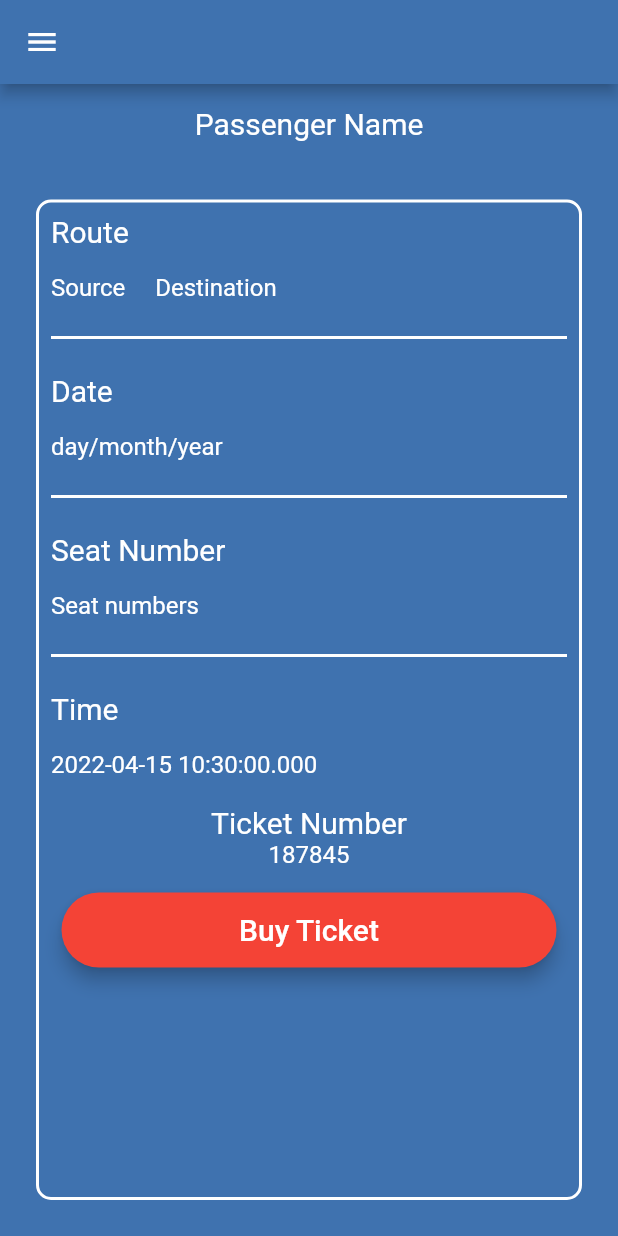
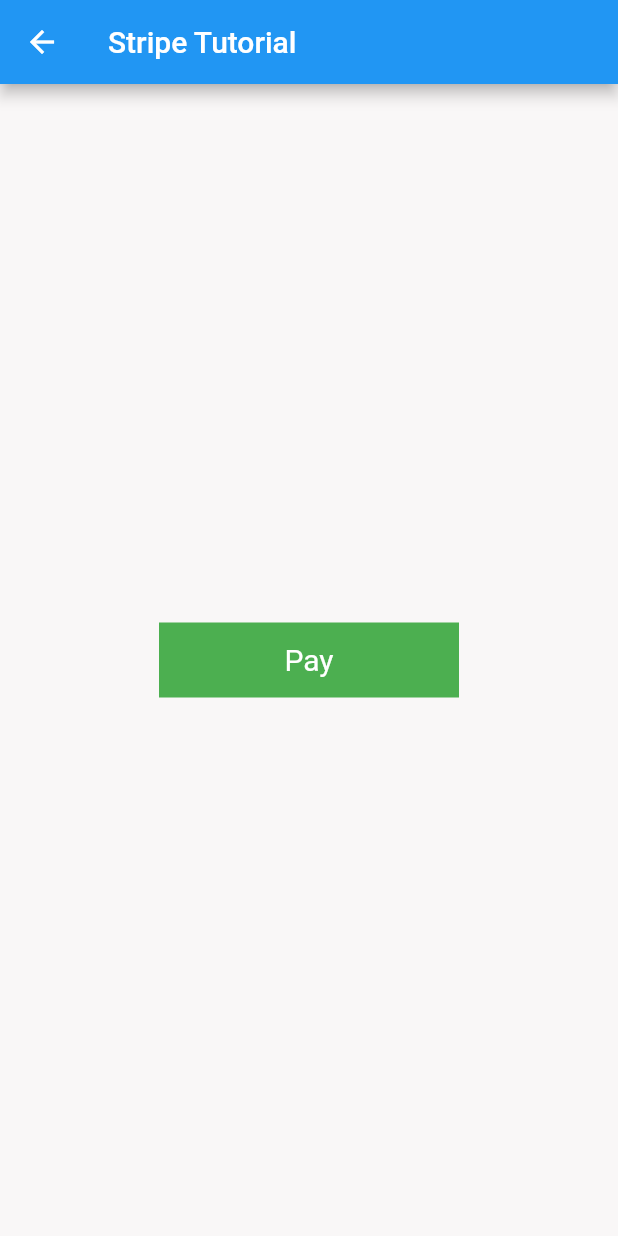
Before and after one commit to usamaTheFirst/bus_app, a Flutter app: the PaymentScreen screen opened by its route, on a phone screen of 412 x 824 dp. Run offline on Flutter 3.47's test engine with Material 2 defaults, Android fonts, the phone set to English and light mode, and no system bars; our stand-ins replace cloud_firestore, firebase_auth, firebase_core, flutter_svg, font_awesome_flutter, intl_phone_number_input; missing offline and left inert: flutter_stripe; accounts and stored records are empty.

Commit message:
added stripe payment

```diff
--- a/lib/screens/payment_screen.dart
+++ b/lib/screens/payment_screen.dart
@@ -1,160 +1,132 @@
+import 'dart:convert';
+
 import 'package:flutter/material.dart';
+import 'package:http/http.dart' as http;
+import 'package:flutter_stripe/flutter_stripe.dart';
 
-import '../exports.dart';
+class PaymentScreen extends StatefulWidget {
+  const PaymentScreen({Key? key}) : super(key: key);
 
-class PaymentScreen extends StatelessWidget {
-  const PaymentScreen({Key? key}) : super(key: key);
-  static const routeName = "/payment-screen";
+  @override
+  _PaymentScreenState createState() => _PaymentScreenState();
+
+  static const routeName = '/payment-screen';
+}
+
+class _PaymentScreenState extends State<PaymentScreen> {
+  Map<String, dynamic>? paymentIntentData;
   @override
   Widget build(BuildContext context) {
     return Scaffold(
-      drawer: const DrawerWidget(),
       appBar: AppBar(
-        backgroundColor: kPrimaryColor,
+        title: const Text('Stripe Tutorial'),
       ),
-      backgroundColor: kPrimaryColor,
-      body: SafeArea(
-        child: Column(
-          children: [
-            const Padding(
-              padding: EdgeInsets.all(15.0),
+      body: Center(
+        child: InkWell(
+          onTap: () async {
+            await makePayment();
+          },
+          child: Container(
+            height: 50,
+            width: 200,
+            color: Colors.green,
+            child: const Center(
               child: Text(
-                'Passenger Name',
+                'Pay',
                 style: TextStyle(color: Colors.white, fontSize: 20),
               ),
             ),
-            Expanded(
-              child: Container(
-                width: double.infinity,
-                margin: const EdgeInsets.all(24),
-                decoration: BoxDecoration(
-                    borderRadius: const BorderRadius.all(Radius.circular(10)),
-                    color: kPrimaryColor,
-                    border: Border.all(color: Colors.white, width: 2)),
-                child: Column(
-                  crossAxisAlignment: CrossAxisAlignment.start,
-                  children: [
-                    const Padding(
-                      padding: EdgeInsets.all(8.0),
-                      child: Text(
-                        'Route',
-                        style: TextStyle(color: Colors.white, fontSize: 20),
-                      ),
-                    ),
-                    Row(
-                      children: const [
-                        Padding(
-                          padding: EdgeInsets.all(8.0),
-                          child: Text(
-                            'Source ',
-                            style: TextStyle(color: Colors.white, fontSize: 16),
-                          ),
-                        ),
-                        Padding(
-                          padding: EdgeInsets.all(8.0),
-                          child: Text(
-                            'Destination',
-                            style: TextStyle(color: Colors.white, fontSize: 16),
-                          ),
-                        ),
-                        SizedBox(
-                          height: 10,
-                        ),
-                      ],
-                    ),
-                    const Padding(
-                      padding: EdgeInsets.all(8.0),
-                      child: Divider(
-                        color: Colors.white,
-                        thickness: 2,
-                      ),
-                    ),
-                    const Padding(
-                      padding: EdgeInsets.all(8.0),
-                      child: Text(
-                        'Date',
-                        style: TextStyle(color: Colors.white, fontSize: 20),
-                      ),
-                    ),
-                    const Padding(
-                      padding: EdgeInsets.all(8.0),
-                      child: Text(
-                        'day/month/year',
-                        style: TextStyle(color: Colors.white, fontSize: 16),
-                      ),
-                    ),
-                    const Padding(
-                      padding: EdgeInsets.all(8.0),
-                      child: Divider(
-                        color: Colors.white,
-                        thickness: 2,
-                      ),
-                    ),
-                    const Padding(
-                      padding: EdgeInsets.all(8.0),
-                      child: Text(
-                        'Seat Number',
-                        style: TextStyle(color: Colors.white, fontSize: 20),
-                      ),
-                    ),
-                    const Padding(
-                      padding: EdgeInsets.all(8.0),
-                      child: Text(
-                        'Seat numbers',
-                        style: TextStyle(color: Colors.white, fontSize: 16),
-                      ),
-                    ),
-                    const Padding(
-                      padding: EdgeInsets.all(8.0),
-                      child: Divider(
-                        color: Colors.white,
-                        thickness: 2,
-                      ),
-                    ),
-                    const Padding(
-                      padding: EdgeInsets.all(8.0),
-                      child: Text(
-                        'Time',
-                        style: TextStyle(color: Colors.white, fontSize: 20),
-                      ),
-                    ),
-                    Padding(
-                      padding: const EdgeInsets.all(8.0),
-                      child: Text(
-                        '${DateTime.now().toLocal()}',
-                        style:
-                            const TextStyle(color: Colors.white, fontSize: 16),
-                      ),
-                    ),
-                    const SizedBox(
-                      height: 10,
-                    ),
-                    const Center(
-                      child: Text(
-                        'Ticket Number',
-                        style: TextStyle(color: Colors.white, fontSize: 20),
-                      ),
-                    ),
-                    const Center(
-                      child: Text(
-                        '187845',
-                        style: TextStyle(color: Colors.white, fontSize: 16),
-                      ),
-                    ),
-                    Padding(
-                      padding: const EdgeInsets.symmetric(horizontal: 15),
-                      child: RoundedButton(
-                          color: Colors.red,
-                          title: "Buy Ticket",
-                          function: () {}),
-                    )
-                  ],
-                ),
-              ),
-            ),
-          ],
+          ),
         ),
       ),
     );
   }
+
+  Future<void> makePayment() async {
+    try {
+      paymentIntentData =
+          await createPaymentIntent('20', 'USD'); //json.decode(response.body);
+      // print('Response body==>${response.body.toString()}');
+      await Stripe.instance
+          .initPaymentSheet(
+              paymentSheetParameters: SetupPaymentSheetParameters(
+                  paymentIntentClientSecret:
+                      paymentIntentData!['client_secret'],
+                  applePay: true,
+                  googlePay: true,
+                  testEnv: true,
+                  style: ThemeMode.dark,
+                  merchantCountryCode: 'US',
+                  merchantDisplayName: 'ANNIE'))
+          .then((value) {});
+
+      ///now finally display payment sheeet
+      displayPaymentSheet();
+    } catch (e, s) {
+      print('exception:$e$s');
+    }
+  }
+
+  displayPaymentSheet() async {
+    try {
+      await Stripe.instance
+          .presentPaymentSheet(
+              parameters: PresentPaymentSheetParameters(
+        clientSecret: paymentIntentData!['client_secret'],
+        confirmPayment: true,
+      ))
+          .then((newValue) {
+        print('payment intent' + paymentIntentData!['id'].toString());
+        print(
+            'payment intent' + paymentIntentData!['client_secret'].toString());
+        print('payment intent' + paymentIntentData!['amount'].toString());
+        print('payment intent' + paymentIntentData.toString());
+        //orderPlaceApi(paymentIntentData!['id'].toString());
+        ScaffoldMessenger.of(context)
+            .showSnackBar(const SnackBar(content: Text("paid successfully")));
+
+        paymentIntentData = null;
+      }).onError((error, stackTrace) {
+        print('Exception/DISPLAYPAYMENTSHEET==> $error $stackTrace');
+      });
+    } on StripeException catch (e) {
+      print('Exception/DISPLAYPAYMENTSHEET==> $e');
+      showDialog(
+          context: context,
+          builder: (_) => const AlertDialog(
+                content: Text("Cancelled "),
+              ));
+    } catch (e) {
+      print('$e');
+    }
+  }
+
+  //  Future<Map<String, dynamic>>
+  createPaymentIntent(String amount, String currency) async {
+    try {
+      Map<String, dynamic> body = {
+        'amount': calculateAmount('20'),
+        'currency': currency,
+        'payment_method_types[]': 'card'
+      };
+      print(body);
+      var response = await http.post(
+          Uri.parse('https://api.stripe.com/v1/payment_intents'),
+          body: body,
+          headers: {
+            'Authorization':
+                'Bearer sk_test_51Kk8BvGxayrTC90rZ4Fe7OTA7K3DzKf43AmEmW593sO8fsKlwsyQrW6EatNHQS7CKhjKnZX2Q6s2eXVHWRNuM4a200lVeqlFNi',
+            'Content-Type': 'application/x-www-form-urlencoded'
+          });
+      print('Create Intent reponse ===> ${response.body.toString()}');
+      return jsonDecode(response.body);
+    } catch (err) {
+      print('err charging user: ${err.toString()}');
+    }
+  }
+
+  calculateAmount(String amount) {
+    final a = (int.parse(amount)) * 100;
+    return a.toString();
+  }
 }
```
Also changed, not shown: lib/main.dart (+8 -3 lines), pubspec.yaml (+4 -5 lines), pubspec.lock, 2 other files.
